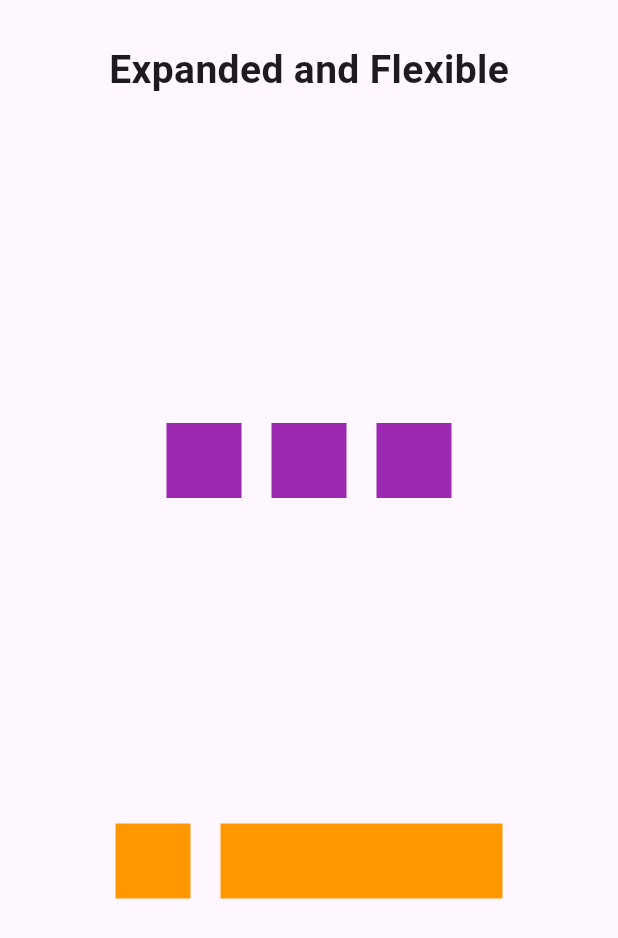
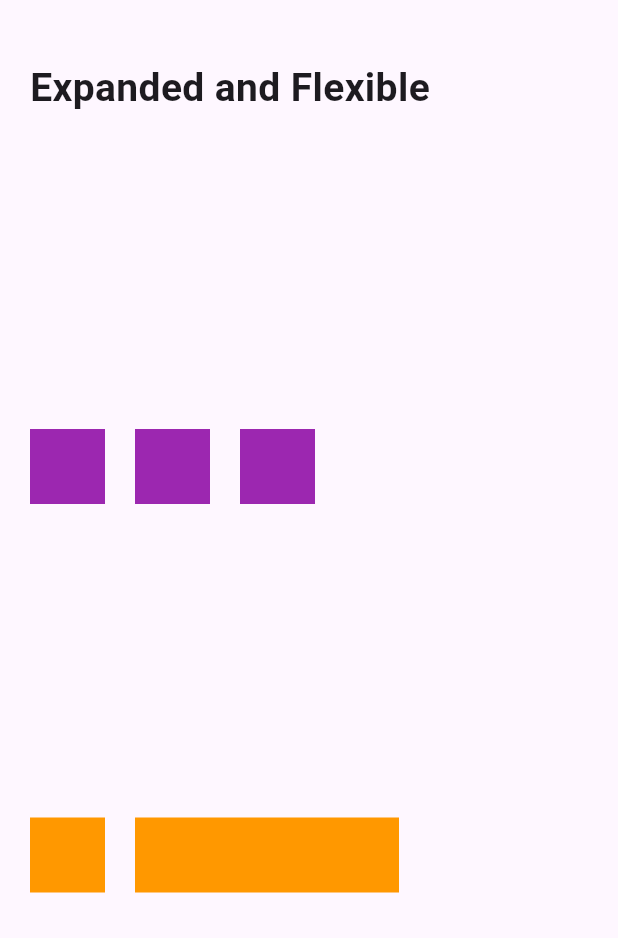
Before and after one commit to HusseinElwakeel/flutter_task_1, a Flutter app: the screen it shows after launch, on a phone screen of 412 x 824 dp. Shown: the top 938 px of the screen. Run offline on Flutter 3.47's test engine with Material 3 defaults, Android fonts, the phone set to English and light mode, and no system bars.

Commit message:
Refactor UI

```diff
--- a/lib/Screens/HomeScreen.dart
+++ b/lib/Screens/HomeScreen.dart
@@ -1,4 +1,5 @@
 import 'package:flutter/material.dart';
+import 'package:flutter_task_1/Widgets/Container%20Widget.dart';
 
 class HomeScreen extends StatelessWidget {
   const HomeScreen({super.key});
@@ -7,10 +8,10 @@ class HomeScreen extends StatelessWidget {
   Widget build(BuildContext context) {
     return Scaffold(
       body: Padding(
-        padding: const EdgeInsets.all(8.0),
+        padding: const EdgeInsets.all(20.0),
         child: SafeArea(
           child: Column(
-            crossAxisAlignment: CrossAxisAlignment.center,
+            crossAxisAlignment: CrossAxisAlignment.start,
             children: [
               SizedBox(
                 height: 20,
@@ -28,35 +29,19 @@ class HomeScreen extends StatelessWidget {
                 ),
               ),
               Row(
-                mainAxisAlignment: MainAxisAlignment.center,
+                mainAxisAlignment: MainAxisAlignment.start,
                 children: [
-                  Flexible(
-                    child: Container(
-                      height: 50,
-                      width: 50,
-                      color: Colors.purple,
-                    ),
+                  ContainerWidget(color: Colors.purple),
+                  SizedBox(
+                    width: 20,
+                  ),
+                  ContainerWidget(
+                    color: Colors.purple,
                   ),
                   SizedBox(
                     width: 20,
                   ),
-                  Flexible(
-                    child: Container(
-                      height: 50,
-                      width: 50,
-                      color: Colors.purple,
-                    ),
-                  ),
-                  SizedBox(
-                    width: 20,
-                  ),
-                  Flexible(
-                    child: Container(
-                      height: 50,
-                      width: 50,
-                      color: Colors.purple,
-                    ),
-                  ),
+                  ContainerWidget(color: Colors.purple),
                 ],
               ),
               Expanded(
@@ -65,15 +50,10 @@ class HomeScreen extends StatelessWidget {
                 ),
               ),
               Row(
-                crossAxisAlignment: CrossAxisAlignment.center,
-                mainAxisAlignment: MainAxisAlignment.center,
+                mainAxisAlignment: MainAxisAlignment.start,
                 children: [
-                  Flexible(
-                    child: Container(
-                      height: 50,
-                      width: 50,
-                      color: Colors.orange,
-                    ),
+                  ContainerWidget(
+                    color: Colors.orange,
                   ),
                   SizedBox(
                     width: 20,
--- /dev/null
+++ b/lib/Widgets/Container Widget.dart
@@ -0,0 +1,17 @@
+import 'package:flutter/material.dart';
+
+class ContainerWidget extends StatelessWidget {
+  const ContainerWidget({super.key, required this.color});
+  final Color color;
+
+  @override
+  Widget build(BuildContext context) {
+    return Flexible(
+      child: Container(
+        height: 50,
+        width: 50,
+        color: color,
+      ),
+    );
+  }
+}
```
